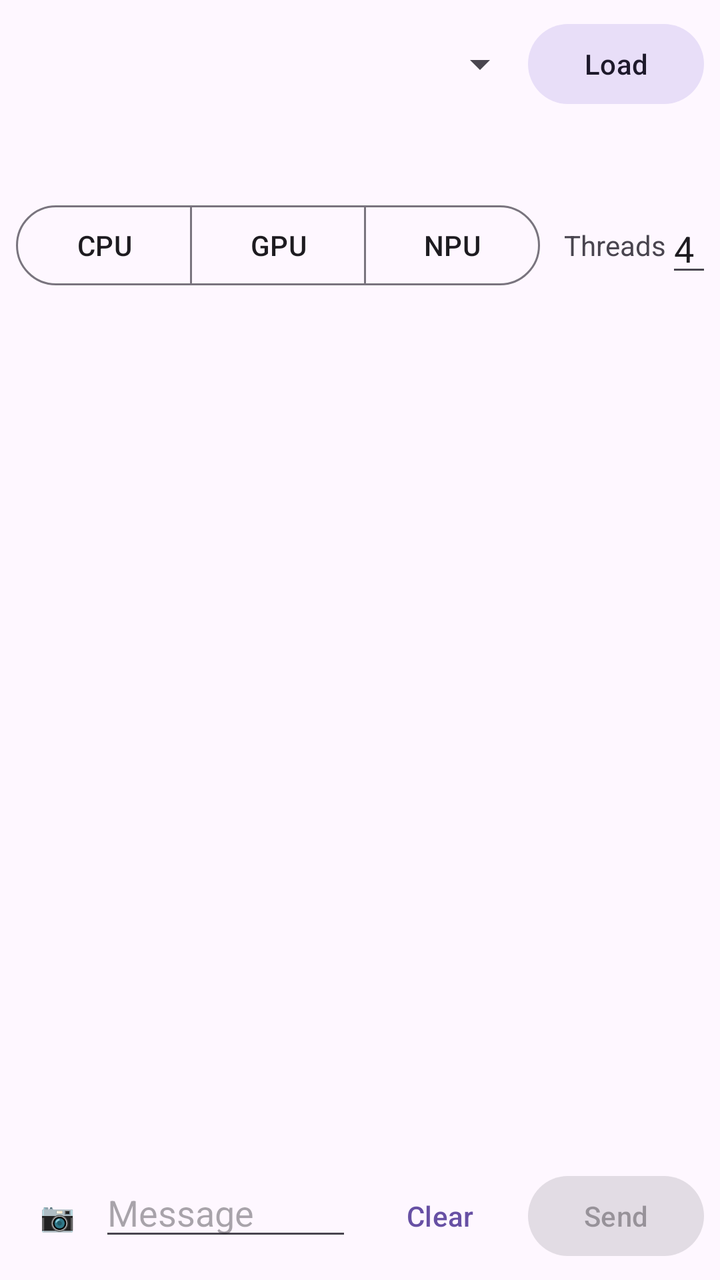
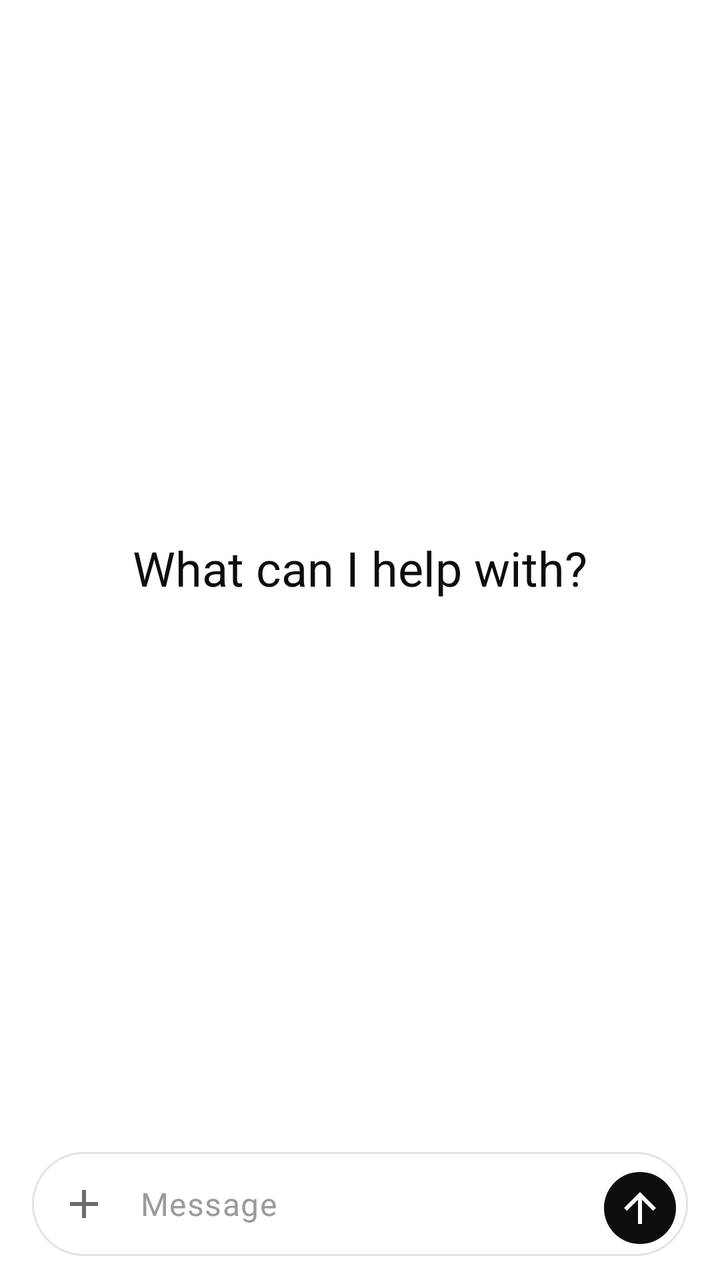

Screens rendered from an Android XML layout before and after an edit, with the pre-edit source and the edit as a unified diff.
<!-- AndroidManifest.xml: application theme Theme.QwenMobile -->
<!-- res/layout/fragment_chat.xml -->
<?xml version="1.0" encoding="utf-8"?>
<LinearLayout xmlns:android="http://schemas.android.com/apk/res/android"
    xmlns:app="http://schemas.android.com/apk/res-auto"
    android:layout_width="match_parent"
    android:layout_height="match_parent"
    android:orientation="vertical"
    android:padding="8dp">

    <LinearLayout
        android:layout_width="match_parent"
        android:layout_height="wrap_content"
        android:gravity="center_vertical"
        android:orientation="horizontal">

        <Spinner
            android:id="@+id/modelSpinner"
            android:layout_width="0dp"
            android:layout_height="wrap_content"
            android:layout_weight="1" />

        <Button
            android:id="@+id/loadButton"
            style="@style/Widget.Material3.Button.TonalButton"
            android:layout_width="wrap_content"
            android:layout_height="wrap_content"
            android:text="@string/load" />
    </LinearLayout>

    <LinearLayout
        android:layout_width="match_parent"
        android:layout_height="wrap_content"
        android:gravity="center_vertical"
        android:orientation="horizontal">

        <com.google.android.material.button.MaterialButtonToggleGroup
            android:id="@+id/backendGroup"
            android:layout_width="wrap_content"
            android:layout_height="wrap_content"
            app:selectionRequired="true"
            app:singleSelection="true">

            <Button
                android:id="@+id/cpuButton"
                style="?attr/materialButtonOutlinedStyle"
                android:layout_width="wrap_content"
                android:layout_height="wrap_content"
                android:text="@string/cpu" />

            <Button
                android:id="@+id/gpuButton"
                style="?attr/materialButtonOutlinedStyle"
                android:layout_width="wrap_content"
                android:layout_height="wrap_content"
                android:text="@string/gpu" />

            <Button
                android:id="@+id/npuButton"
                style="?attr/materialButtonOutlinedStyle"
                android:layout_width="wrap_content"
                android:layout_height="wrap_content"
                android:text="@string/npu" />
        </com.google.android.material.button.MaterialButtonToggleGroup>

        <TextView
            android:layout_width="wrap_content"
            android:layout_height="wrap_content"
            android:layout_marginStart="12dp"
            android:text="@string/threads" />

        <EditText
            android:id="@+id/threadsInput"
            android:layout_width="56dp"
            android:layout_height="wrap_content"
            android:autofillHints="none"
            android:importantForAutofill="no"
            android:inputType="number"
            android:text="4" />

        <com.google.android.material.materialswitch.MaterialSwitch
            android:id="@+id/thinkingSwitch"
            android:layout_width="wrap_content"
            android:layout_height="wrap_content"
            android:layout_marginStart="12dp"
            android:text="@string/thinking" />
    </LinearLayout>

    <Button
        android:id="@+id/grantButton"
        style="@style/Widget.Material3.Button.TextButton"
        android:layout_width="wrap_content"
        android:layout_height="wrap_content"
        android:text="@string/grant_storage"
        android:visibility="gone" />

    <TextView
        android:id="@+id/statusText"
        android:layout_width="match_parent"
        android:layout_height="wrap_content"
        android:fontFamily="monospace"
        android:textSize="11sp" />

    <androidx.recyclerview.widget.RecyclerView
        android:id="@+id/messages"
        android:layout_width="match_parent"
        android:layout_height="0dp"
        android:layout_weight="1"
        android:clipToPadding="false"
        android:paddingVertical="8dp" />

    <LinearLayout
        android:layout_width="match_parent"
        android:layout_height="wrap_content"
        android:gravity="bottom"
        android:orientation="horizontal">

        <ImageView
            android:id="@+id/attachPreview"
            android:layout_width="48dp"
            android:layout_height="48dp"
            android:layout_marginEnd="4dp"
            android:contentDescription="@string/attached_image"
            android:scaleType="centerCrop"
            android:visibility="gone" />

        <Button
            android:id="@+id/attachButton"
            style="@style/Widget.Material3.Button.TextButton"
            android:layout_width="wrap_content"
            android:layout_height="wrap_content"
            android:minWidth="0dp"
            android:text="@string/attach" />

        <EditText
            android:id="@+id/input"
            android:layout_width="0dp"
            android:layout_height="wrap_content"
            android:layout_weight="1"
            android:autofillHints="none"
            android:hint="@string/message_hint"
            android:importantForAutofill="no"
            android:inputType="textMultiLine|textCapSentences"
            android:maxLines="4" />

        <Button
            android:id="@+id/clearButton"
            style="@style/Widget.Material3.Button.TextButton"
            android:layout_width="wrap_content"
            android:layout_height="wrap_content"
            android:text="@string/clear" />

        <Button
            android:id="@+id/sendButton"
            android:layout_width="wrap_content"
            android:layout_height="wrap_content"
            android:enabled="false"
            android:text="@string/send" />

        <Button
            android:id="@+id/stopButton"
            style="@style/Widget.Material3.Button.TonalButton"
            android:layout_width="wrap_content"
            android:layout_height="wrap_content"
            android:text="@string/stop"
            android:visibility="gone" />
    </LinearLayout>
</LinearLayout>
<!-- resources referenced by this layout -->
<resources>
  <string name="attach">📷</string>
  <string name="attached_image">Attached image</string>
  <string name="clear">Clear</string>
  <string name="cpu">CPU</string>
  <string name="gpu">GPU</string>
  <string name="load">Load</string>
  <string name="npu">NPU</string>
  <string name="thinking">Thinking</string>
  <string name="threads">Threads</string>
  <style name="Theme.QwenMobile" parent="Theme.Material3.DayNight.NoActionBar">
          <item name="android:windowLightStatusBar">false</item>
      </style>
  <!-- unchanged entries left out for length: 4 -->
</resources>

<!-- the commit's change to res/layout/fragment_chat.xml (unified diff, before → after) -->
@@ -3,132 +3,87 @@
     xmlns:app="http://schemas.android.com/apk/res-auto"
     android:layout_width="match_parent"
     android:layout_height="match_parent"
-    android:orientation="vertical"
-    android:padding="8dp">
+    android:background="@color/white"
+    android:orientation="vertical">
+
+    <FrameLayout
+        android:layout_width="match_parent"
+        android:layout_height="0dp"
+        android:layout_weight="1">
+
+        <androidx.recyclerview.widget.RecyclerView
+            android:id="@+id/messages"
+            android:layout_width="match_parent"
+            android:layout_height="match_parent"
+            android:clipToPadding="false"
+            android:paddingTop="8dp"
+            android:paddingBottom="8dp"
+            android:scrollbars="vertical" />
+
+        <TextView
+            android:id="@+id/emptyText"
+            android:layout_width="wrap_content"
+            android:layout_height="wrap_content"
+            android:layout_gravity="center"
+            android:text="@string/empty_chat"
+            android:textAppearance="@style/TextAppearance.Material3.HeadlineSmall"
+            android:textColor="@color/ink" />
+
+        <TextView
+            android:id="@+id/grantButton"
+            android:layout_width="wrap_content"
+            android:layout_height="wrap_content"
+            android:layout_gravity="center_horizontal|bottom"
+            android:layout_marginBottom="8dp"
+            android:background="?attr/selectableItemBackground"
+            android:padding="8dp"
+            android:text="@string/grant_storage"
+            android:textColor="@color/error_red"
+            android:visibility="gone" />
+    </FrameLayout>
 
     <LinearLayout
+        android:id="@+id/attachmentRow"
         android:layout_width="match_parent"
         android:layout_height="wrap_content"
-        android:gravity="center_vertical"
-        android:orientation="horizontal">
+        android:orientation="horizontal"
+        android:paddingHorizontal="16dp"
+        android:visibility="gone">
 
-        <Spinner
-            android:id="@+id/modelSpinner"
-            android:layout_width="0dp"
-            android:layout_height="wrap_content"
-            android:layout_weight="1" />
-
-        <Button
-            android:id="@+id/loadButton"
-            style="@style/Widget.Material3.Button.TonalButton"
+        <com.google.android.material.chip.Chip
+            android:id="@+id/attachmentChip"
+            style="@style/Widget.Material3.Chip.Input"
             android:layout_width="wrap_content"
             android:layout_height="wrap_content"
-            android:text="@string/load" />
+            android:text="@string/attached_image"
+            app:chipIconSize="28dp"
+            app:chipIconVisible="true"
+            app:closeIcon="@drawable/ic_close"
+            app:closeIconVisible="true" />
     </LinearLayout>
 
     <LinearLayout
+        android:id="@+id/composer"
         android:layout_width="match_parent"
         android:layout_height="wrap_content"
-        android:gravity="center_vertical"
-        android:orientation="horizontal">
+        android:layout_marginHorizontal="16dp"
+        android:layout_marginTop="8dp"
+        android:layout_marginBottom="12dp"
+        android:background="@drawable/bg_composer"
+        android:gravity="center_vertical|bottom"
+        android:orientation="horizontal"
+        android:paddingStart="6dp"
+        android:paddingEnd="6dp"
+        android:paddingVertical="6dp">
 
-        <com.google.android.material.button.MaterialButtonToggleGroup
-            android:id="@+id/backendGroup"
-            android:layout_width="wrap_content"
-            android:layout_height="wrap_content"
-            app:selectionRequired="true"
-            app:singleSelection="true">
-
-            <Button
-                android:id="@+id/cpuButton"
-                style="?attr/materialButtonOutlinedStyle"
-                android:layout_width="wrap_content"
-                android:layout_height="wrap_content"
-                android:text="@string/cpu" />
-
-            <Button
-                android:id="@+id/gpuButton"
-                style="?attr/materialButtonOutlinedStyle"
-                android:layout_width="wrap_content"
-                android:layout_height="wrap_content"
-                android:text="@string/gpu" />
-
-            <Button
-                android:id="@+id/npuButton"
-                style="?attr/materialButtonOutlinedStyle"
-                android:layout_width="wrap_content"
-                android:layout_height="wrap_content"
-                android:text="@string/npu" />
-        </com.google.android.material.button.MaterialButtonToggleGroup>
-
-        <TextView
-            android:layout_width="wrap_content"
-            android:layout_height="wrap_content"
-            android:layout_marginStart="12dp"
-            android:text="@string/threads" />
-
-        <EditText
-            android:id="@+id/threadsInput"
-            android:layout_width="56dp"
-            android:layout_height="wrap_content"
-            android:autofillHints="none"
-            android:importantForAutofill="no"
-            android:inputType="number"
-            android:text="4" />
-
-        <com.google.android.material.materialswitch.MaterialSwitch
-            android:id="@+id/thinkingSwitch"
-            android:layout_width="wrap_content"
-            android:layout_height="wrap_content"
-            android:layout_marginStart="12dp"
-            android:text="@string/thinking" />
-    </LinearLayout>
-
-    <Button
-        android:id="@+id/grantButton"
-        style="@style/Widget.Material3.Button.TextButton"
-        android:layout_width="wrap_content"
-        android:layout_height="wrap_content"
-        android:text="@string/grant_storage"
-        android:visibility="gone" />
-
-    <TextView
-        android:id="@+id/statusText"
-        android:layout_width="match_parent"
-        android:layout_height="wrap_content"
-        android:fontFamily="monospace"
-        android:textSize="11sp" />
-
-    <androidx.recyclerview.widget.RecyclerView
-        android:id="@+id/messages"
-        android:layout_width="match_parent"
-        android:layout_height="0dp"
-        android:layout_weight="1"
-        android:clipToPadding="false"
-        android:paddingVertical="8dp" />
-
-    <LinearLayout
-        android:layout_width="match_parent"
-        android:layout_height="wrap_content"
-        android:gravity="bottom"
-        android:orientation="horizontal">
-
-        <ImageView
-            android:id="@+id/attachPreview"
-            android:layout_width="48dp"
-            android:layout_height="48dp"
-            android:layout_marginEnd="4dp"
-            android:contentDescription="@string/attached_image"
-            android:scaleType="centerCrop"
-            android:visibility="gone" />
-
-        <Button
+        <ImageButton
             android:id="@+id/attachButton"
-            style="@style/Widget.Material3.Button.TextButton"
-            android:layout_width="wrap_content"
-            android:layout_height="wrap_content"
-            android:minWidth="0dp"
-            android:text="@string/attach" />
+            android:layout_width="40dp"
+            android:layout_height="40dp"
+            android:background="?attr/selectableItemBackgroundBorderless"
+            android:contentDescription="@string/attach"
+            android:src="@drawable/ic_add"
+            app:tint="@color/muted" />
 
         <EditText
             android:id="@+id/input"
@@ -136,31 +91,36 @@
             android:layout_height="wrap_content"
             android:layout_weight="1"
             android:autofillHints="none"
+            android:background="@null"
             android:hint="@string/message_hint"
             android:importantForAutofill="no"
             android:inputType="textMultiLine|textCapSentences"
-            android:maxLines="4" />
+            android:maxLines="6"
+            android:minHeight="40dp"
+            android:paddingHorizontal="8dp"
+            android:paddingVertical="8dp"
+            android:textAppearance="@style/TextAppearance.QwenMobile.Body"
+            android:textColorHint="@color/faint" />
 
-        <Button
-            android:id="@+id/clearButton"
-            style="@style/Widget.Material3.Button.TextButton"
-            android:layout_width="wrap_content"
-            android:layout_height="wrap_content"
-            android:text="@string/clear" />
+        <ImageButton
+            android:id="@+id/sendButton"
+            android:layout_width="36dp"
+            android:layout_height="36dp"
+            android:layout_marginStart="4dp"
+            android:background="@drawable/bg_round_ink"
+            android:contentDescription="@string/send"
+            android:src="@drawable/ic_send"
+            app:tint="@color/white" />
 
-        <Button
-            android:id="@+id/sendButton"
-            android:layout_width="wrap_content"
-            android:layout_height="wrap_content"
-            android:enabled="false"
-            android:text="@string/send" />
-
-        <Button
+        <ImageButton
             android:id="@+id/stopButton"
-            style="@style/Widget.Material3.Button.TonalButton"
-            android:layout_width="wrap_content"
-            android:layout_height="wrap_content"
-            android:text="@string/stop"
-            android:visibility="gone" />
+            android:layout_width="36dp"
+            android:layout_height="36dp"
+            android:layout_marginStart="4dp"
+            android:background="@drawable/bg_round_ink"
+            android:contentDescription="@string/stop"
+            android:src="@drawable/ic_stop"
+            android:visibility="gone"
+            app:tint="@color/white" />
     </LinearLayout>
 </LinearLayout>
<!-- resource entries referenced after the edit -->
@@ -1,17 +1,105 @@
 <!-- resources referenced by this layout -->
 <resources>
-  <string name="attach">📷</string>
-  <string name="attached_image">Attached image</string>
-  <string name="clear">Clear</string>
-  <string name="cpu">CPU</string>
-  <string name="gpu">GPU</string>
-  <string name="load">Load</string>
-  <string name="npu">NPU</string>
-  <string name="thinking">Thinking</string>
-  <string name="threads">Threads</string>
-  <style name="Theme.QwenMobile" parent="Theme.Material3.DayNight.NoActionBar">
-          <item name="android:windowLightStatusBar">false</item>
+  <color name="error_red">#FFD03B3B</color>
+  <color name="faint">#FF9B9B9B</color>
+  <color name="ink">#FF0D0D0D</color>
+  <color name="muted">#FF6B6B6B</color>
+  <color name="white">#FFFFFFFF</color>
+  <!-- drawable bg_composer (drawable) -->
+  <?xml version="1.0" encoding="utf-8"?>
+  <shape xmlns:android="http://schemas.android.com/apk/res/android" android:shape="rectangle">
+      <solid android:color="@color/white" />
+      <stroke android:width="1dp" android:color="@color/outline" />
+      <corners android:radius="26dp" />
+  </shape>
+  <!-- drawable bg_round_ink (drawable) -->
+  <?xml version="1.0" encoding="utf-8"?>
+  <shape xmlns:android="http://schemas.android.com/apk/res/android" android:shape="oval">
+      <solid android:color="@color/ink" />
+  </shape>
+  <!-- drawable ic_add (drawable) -->
+  <?xml version="1.0" encoding="utf-8"?>
+  <vector xmlns:android="http://schemas.android.com/apk/res/android"
+      android:width="24dp"
+      android:height="24dp"
+      android:viewportWidth="24"
+      android:viewportHeight="24"
+      android:tint="?attr/colorControlNormal">
+      <path
+          android:fillColor="@android:color/white"
+          android:pathData="M19,13h-6v6h-2v-6H5v-2h6V5h2v6h6v2z" />
+  </vector>
+  <!-- drawable ic_close (drawable) -->
+  <?xml version="1.0" encoding="utf-8"?>
+  <vector xmlns:android="http://schemas.android.com/apk/res/android"
+      android:width="24dp"
+      android:height="24dp"
+      android:viewportWidth="24"
+      android:viewportHeight="24"
+      android:tint="?attr/colorControlNormal">
+      <path
+          android:fillColor="@android:color/white"
+          android:pathData="M19,6.41L17.59,5 12,10.59 6.41,5 5,6.41 10.59,12 5,17.59 6.41,19 12,13.41 17.59,19 19,17.59 13.41,12z" />
+  </vector>
+  <!-- drawable ic_send (drawable) -->
+  <?xml version="1.0" encoding="utf-8"?>
+  <vector xmlns:android="http://schemas.android.com/apk/res/android"
+      android:width="24dp"
+      android:height="24dp"
+      android:viewportWidth="24"
+      android:viewportHeight="24"
+      android:tint="?attr/colorControlNormal">
+      <path
+          android:fillColor="@android:color/white"
+          android:pathData="M4,12l1.41,1.41L11,7.83V20h2V7.83l5.58,5.59L20,12l-8,-8 -8,8z" />
+  </vector>
+  <!-- drawable ic_stop (drawable) -->
+  <?xml version="1.0" encoding="utf-8"?>
+  <vector xmlns:android="http://schemas.android.com/apk/res/android"
+      android:width="24dp"
+      android:height="24dp"
+      android:viewportWidth="24"
+      android:viewportHeight="24"
+      android:tint="?attr/colorControlNormal">
+      <path
+          android:fillColor="@android:color/white"
+          android:pathData="M6,6h12v12H6z" />
+  </vector>
+  <string name="attach">Attach</string>
+  <string name="attached_image">Image</string>
+  <string name="empty_chat">What can I help with?</string>
+  <style name="TextAppearance.QwenMobile.Body" parent="TextAppearance.Material3.BodyLarge">
+          <item name="android:textColor">@color/ink</item>
+          <item name="android:textSize">16sp</item>
+          <item name="android:lineSpacingMultiplier">1.25</item>
       </style>
+  <style name="Theme.QwenMobile" parent="Theme.Material3.Light.NoActionBar">
+          <item name="colorPrimary">@color/ink</item>
+          <item name="colorOnPrimary">@color/white</item>
+          <item name="colorPrimaryContainer">@color/surface_variant</item>
+          <item name="colorOnPrimaryContainer">@color/ink</item>
+          <item name="colorSecondary">@color/muted</item>
+          <item name="colorOnSecondary">@color/white</item>
+          <item name="colorSecondaryContainer">@color/surface_variant</item>
+          <item name="colorOnSecondaryContainer">@color/ink</item>
+          <item name="colorSurface">@color/white</item>
+          <item name="colorOnSurface">@color/ink</item>
+          <item name="colorSurfaceVariant">@color/surface_variant</item>
+          <item name="colorOnSurfaceVariant">@color/muted</item>
+          <item name="colorSurfaceContainer">@color/white</item>
+          <item name="colorOutline">@color/outline</item>
+          <item name="colorOutlineVariant">@color/outline</item>
+          <item name="android:colorBackground">@color/white</item>
+          <item name="android:statusBarColor">@color/white</item>
+          <item name="android:windowLightStatusBar">true</item>
+          <item name="android:navigationBarColor">@color/white</item>
+          <item name="android:windowLightNavigationBar">true</item>
+          <item name="android:textColorPrimary">@color/ink</item>
+          <item name="android:textColorSecondary">@color/muted</item>
+          <item name="android:textColorHint">@color/faint</item>
+      </style>
+  <color name="outline">#FFE3E3E3</color>
+  <color name="surface_variant">#FFF4F4F4</color>
   <!-- unchanged entries left out for length: 4 -->
 </resources>
 
